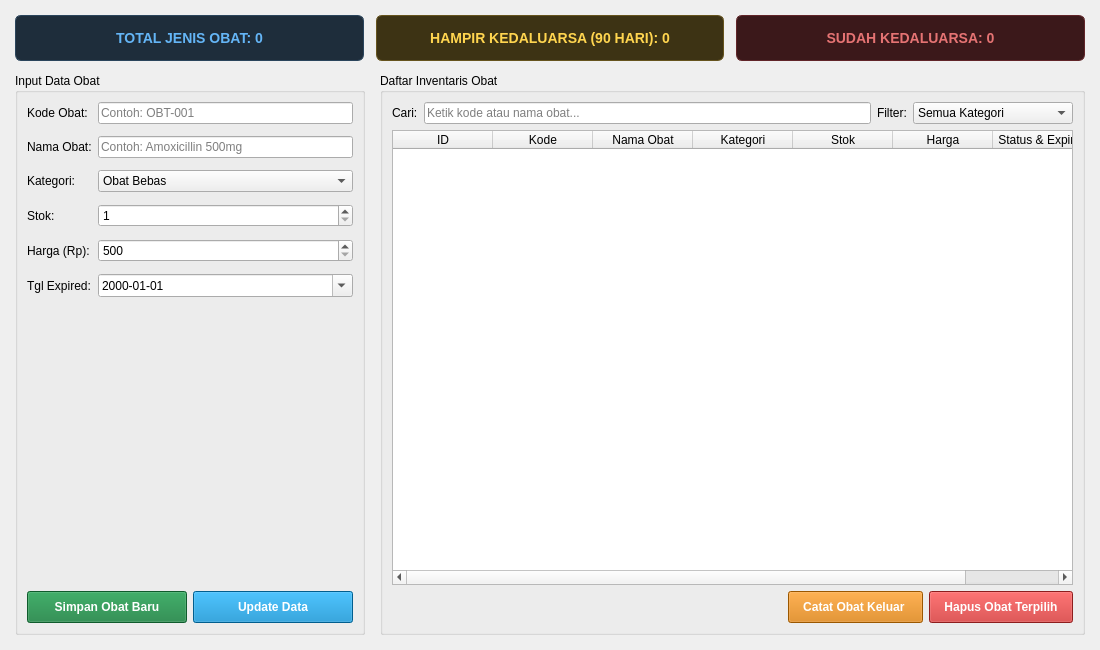
This is mainwindow.ui in ParikesitDotNet/Tugas-Akhir-Kelompok12 as Qt 5 draws it before an edit. The edited form follows.
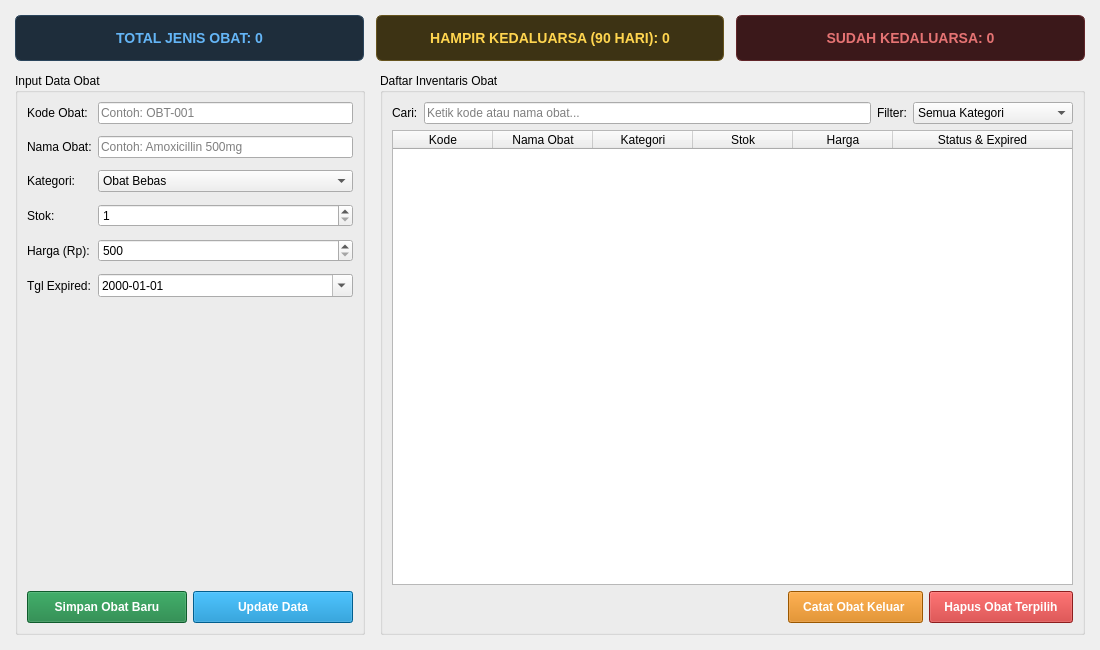
This is the edited form.

Commit message: Removing auto increment id from table that is not necesarry

Patch:
```diff
--- a/mainwindow.ui
+++ b/mainwindow.ui
@@ -363,11 +363,6 @@
            <attribute name="horizontalHeaderStretchLastSection">
             <bool>true</bool>
            </attribute>
-           <column>
-            <property name="text">
-             <string>ID</string>
-            </property>
-           </column>
            <column>
             <property name="text">
              <string>Kode</string>
```
